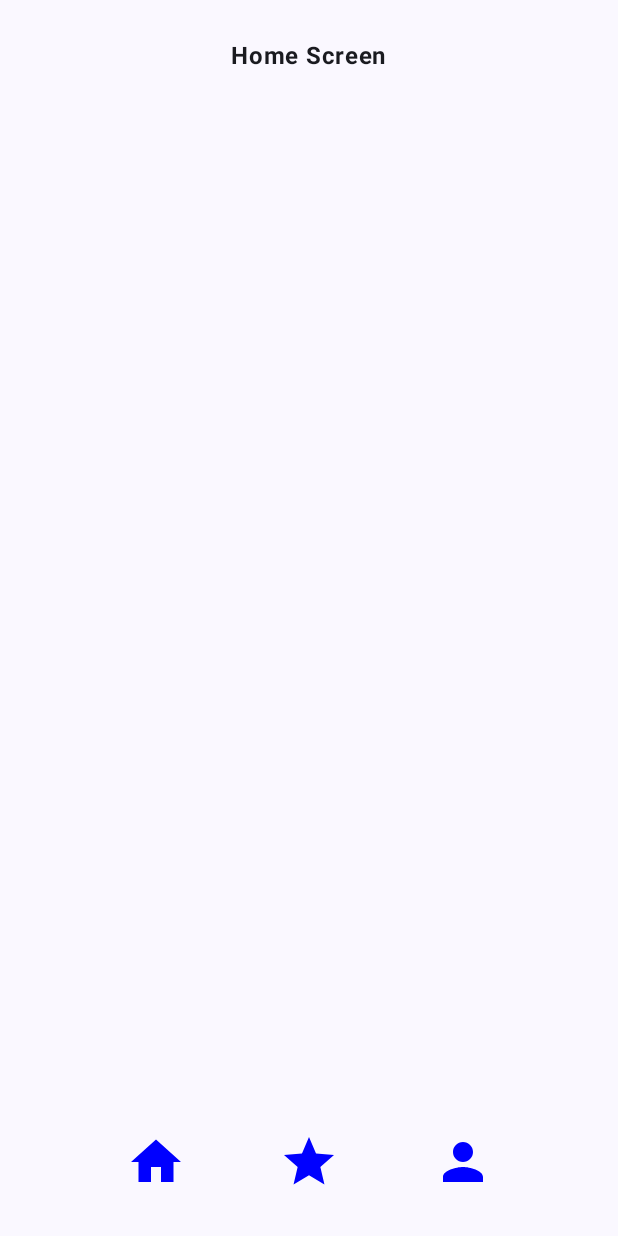
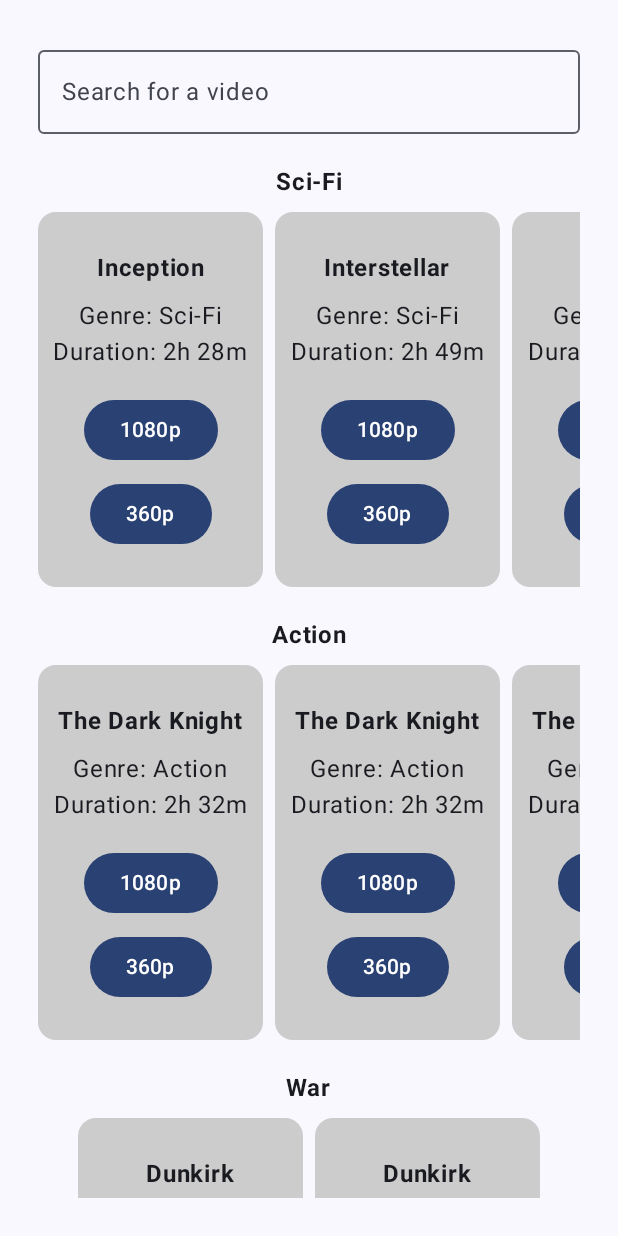
Before and after one commit to UtsavAch/Project-Netflix, an Android app built with Jetpack Compose: a screen of MainActivity opened through its navigation route, on a phone screen of 412 x 824 dp. Run offline under Robolectric (Android 15) with nearby library versions, the phone set to English and light mode, and no system bars.

Commit message:
Made video cards

```diff
--- a/app/src/main/java/com/example/movieapp/AppNavigations.kt
+++ b/app/src/main/java/com/example/movieapp/AppNavigations.kt
@@ -20,7 +20,6 @@ import com.example.movieapp.ui.HomeScreen
 import com.example.movieapp.ui.LoginScreen
 import com.example.movieapp.ui.ProfileScreen
 import com.example.movieapp.ui.SignupScreen
-import com.example.movieapp.ui.TrendingScreen
 
 @Composable
 fun AppNavigations() {
@@ -44,9 +43,6 @@ fun AppNavigations() {
             composable(Routes.home) {
                 HomeScreen(navController)
             }
-            composable(Routes.trending) {
-                TrendingScreen(navController)
-            }
             composable(Routes.profile) {
                 ProfileScreen(navController, modifier = Modifier, viewModel)
             }
--- a/app/src/main/java/com/example/movieapp/data/Routes.kt
+++ b/app/src/main/java/com/example/movieapp/data/Routes.kt
@@ -4,6 +4,5 @@ object Routes {
     var login = "login-screen"
     var signup = "signup-screen"
     var home = "home-screen"
-    var trending = "trending-screen"
     var profile = "profile-screen"
 }
--- a/app/src/main/java/com/example/movieapp/ui/BottomNavigationBar.kt
+++ b/app/src/main/java/com/example/movieapp/ui/BottomNavigationBar.kt
@@ -1,20 +1,26 @@
 package com.example.movieapp.ui
 
+import androidx.compose.foundation.background
+import androidx.compose.foundation.layout.Box
 import androidx.compose.foundation.layout.Row
 import androidx.compose.foundation.layout.fillMaxWidth
 import androidx.compose.foundation.layout.size
+import androidx.compose.foundation.layout.padding
 import androidx.compose.material.icons.Icons
 import androidx.compose.material.icons.filled.Home
 import androidx.compose.material.icons.filled.Person
-import androidx.compose.material.icons.filled.Star
 import androidx.compose.material3.Icon
 import androidx.compose.material3.IconButton
+import androidx.compose.material3.MaterialTheme
+import androidx.compose.material3.Surface
 import androidx.compose.runtime.Composable
+import androidx.compose.ui.Alignment
 import androidx.compose.ui.Modifier
+import androidx.compose.ui.draw.shadow
 import androidx.compose.ui.graphics.Color
-import androidx.compose.ui.unit.dp
 import androidx.compose.ui.graphics.vector.ImageVector
 import androidx.compose.ui.res.stringResource
+import androidx.compose.ui.unit.dp
 import androidx.navigation.NavController
 import com.example.movieapp.R
 
@@ -29,27 +35,39 @@ fun BottomIconButton(
             imageVector = icon,
             contentDescription = contentDescription,
             modifier = Modifier.size(40.dp),
-            tint = Color.Blue
         )
     }
 }
 
 @Composable
 fun BottomNavigationBar(navController: NavController, modifier: Modifier) {
+    Box(
+        modifier = modifier.fillMaxWidth() // Make the Box fill the width
+    ) {
+        // Add the bottom navigation bar and align it to the bottom
+        Surface(
+            modifier = Modifier
+                .fillMaxWidth() // Makes the bar take up the full width
+                .align(Alignment.BottomCenter) // Align it to the bottom of the screen
+                .background(Color.White.copy(alpha = 0.9f)), // Increased opacity
+        ) {
+            Box(
+                modifier = Modifier
+                    .fillMaxWidth()
+                    .padding(16.dp)
+                    .shadow(4.dp, shape = MaterialTheme.shapes.medium) // Shadow on the top
+                    .background(Color.White.copy(alpha = 0.9f))
+            ) {
                 Row(
-        modifier = modifier.fillMaxWidth(),
-        horizontalArrangement = androidx.compose.foundation.layout.Arrangement.SpaceEvenly
+                    modifier = Modifier
+                        .fillMaxWidth(),
+                    horizontalArrangement = androidx.compose.foundation.layout.Arrangement.SpaceEvenly,
+                    verticalAlignment = Alignment.CenterVertically
                 ) {
                     BottomIconButton(
                         icon = Icons.Filled.Home,
                         contentDescription = stringResource(R.string.home),
                         onClick = { navigateToHome(navController) }
-        )
-
-        BottomIconButton(
-            icon = Icons.Filled.Star,
-            contentDescription = stringResource(R.string.trending),
-            onClick = { navigateToTrending(navController) }
                     )
 
                     BottomIconButton(
@@ -59,3 +77,6 @@ fun BottomNavigationBar(navController: NavController, modifier: Modifier) {
                     )
                 }
             }
+        }
+    }
+}
--- a/app/src/main/java/com/example/movieapp/ui/HomeScreen.kt
+++ b/app/src/main/java/com/example/movieapp/ui/HomeScreen.kt
@@ -1,52 +1,163 @@
 package com.example.movieapp.ui
 
-import android.app.Activity
 import android.util.Log
 import androidx.activity.compose.BackHandler
+import androidx.compose.foundation.clickable
 import androidx.compose.foundation.layout.*
-import androidx.compose.material3.Text
-import androidx.compose.runtime.Composable
+import androidx.compose.foundation.horizontalScroll
+import androidx.compose.foundation.rememberScrollState
+import androidx.compose.foundation.verticalScroll
+import androidx.compose.material3.*
+import androidx.compose.runtime.*
 import androidx.compose.ui.Alignment
 import androidx.compose.ui.Modifier
-import androidx.compose.ui.platform.LocalContext
+import androidx.compose.ui.graphics.Color
 import androidx.compose.ui.res.stringResource
-import androidx.compose.ui.unit.dp
 import androidx.compose.ui.text.font.FontWeight
 import androidx.compose.ui.tooling.preview.Preview
+import androidx.compose.ui.unit.dp
 import androidx.navigation.NavController
 import androidx.navigation.compose.rememberNavController
 import com.example.movieapp.R
 import com.example.movieapp.ui.theme.AppTheme
+import com.example.movieapp.data.Video
 
 @Composable
 fun HomeScreen(navController: NavController) {
-    // inteceps ging back behaviour
+    // Intercepts going back behavior
     BackHandler {
-        // Suspends nav
         Log.d("HomeScreen", "Button going back HomeScreen.")
     }
+
+    var searchQuery by remember { mutableStateOf("") }
+
+    // Simulated video list
+    val allVideos = listOf(
+        Video(1, "Inception", "Sci-Fi", 148, "link1080p", "link360p"),
+        Video(2, "The Dark Knight", "Action", 152, "link1080p", "link360p"),
+        Video(3, "Interstellar", "Sci-Fi", 169, "link1080p", "link360p"),
+        Video(4, "Dunkirk", "War", 106, "link1080p", "link360p"),
+        Video(5, "Tenet", "Sci-Fi", 150, "link1080p", "link360p"),
+        Video(6, "Tenet", "Sci-Fi", 150, "link1080p", "link360p"),
+        Video(7, "Tenet", "Sci-Fi", 150, "link1080p", "link360p"),
+        Video(8, "The Dark Knight", "Action", 152, "link1080p", "link360p"),
+        Video(9, "The Dark Knight", "Action", 152, "link1080p", "link360p"),
+        Video(10, "The Dark Knight", "Action", 152, "link1080p", "link360p"),
+        Video(11, "Dunkirk", "War", 106, "link1080p", "link360p"),
+    )
+
+    // Filter videos based on the search query
+    val filteredVideos = allVideos.filter {
+        it.name.contains(searchQuery, ignoreCase = true)
+    }
+
+    // Group videos by genre
+    val videosByGenre = filteredVideos.groupBy { it.genre }
 
     Column(
         modifier = Modifier
             .fillMaxSize()
-            .padding(25.dp),
+            .padding(25.dp)
+            .verticalScroll(rememberScrollState()), // Added vertical scroll
         verticalArrangement = Arrangement.SpaceBetween,
         horizontalAlignment = Alignment.CenterHorizontally
-        ){
-        Text(
-            text = stringResource(R.string.home_screen),
-            fontWeight = FontWeight.Bold,
-            modifier = Modifier.padding(bottom = 16.dp)
+    ) {
+        // Search bar at the top
+        OutlinedTextField(
+            value = searchQuery,
+            onValueChange = { searchQuery = it },
+            label = { Text(text = "Search for a video") },
+            modifier = Modifier.fillMaxWidth(),
+            singleLine = true
         )
+
+        Spacer(modifier = Modifier.height(20.dp))
+
+        // Display videos by genre
+        videosByGenre.forEach { (genre, videos) ->
+            Text(
+                text = genre,
+                fontWeight = FontWeight.Bold,
+                style = MaterialTheme.typography.bodyLarge, // Updated text style
+                modifier = Modifier.padding(bottom = 8.dp)
+            )
+
+            // Horizontal scrollable row for videos of a specific genre
+            Row(
+                modifier = Modifier
+                    .horizontalScroll(rememberScrollState())
+                    .fillMaxWidth(),
+                horizontalArrangement = Arrangement.spacedBy(8.dp)
+            ) {
+                videos.forEach { video ->
+                    VideoCard(video = video, onClick = {
+                        // Navigate to detailed screen (simulated)
+                        Log.d("HomeScreen", "Navigating to details of: ${video.name}")
+                    })
+                }
+            }
+
+            Spacer(modifier = Modifier.height(20.dp)) // Add space between genre sections
+        }
 
         Spacer(modifier = Modifier.weight(1f))
         BottomNavigationBar(navController, modifier = Modifier)
     }
 }
 
+
+@Composable
+fun VideoCard(video: Video, onClick: () -> Unit) {
+    Card(
+        modifier = Modifier
+            .width(150.dp)
+            .height(250.dp)
+            .clickable { onClick() },
+        colors = CardDefaults.cardColors(containerColor = Color.LightGray)
+    ) {
+        Column(
+            modifier = Modifier
+                .fillMaxSize()
+                .padding(8.dp),
+            verticalArrangement = Arrangement.Center,
+            horizontalAlignment = Alignment.CenterHorizontally
+        ) {
+            Text(
+                text = video.name,
+                fontWeight = FontWeight.Bold,
+                modifier = Modifier.padding(bottom = 8.dp)
+            )
+            Text(text = "Genre: ${video.genre}")
+            Text(text = "Duration: ${video.duration / 60}h ${video.duration % 60}m")
+
+            Spacer(modifier = Modifier.height(16.dp))
+
+            // Change Row to Column to stack buttons vertically
+            Column(
+                horizontalAlignment = Alignment.CenterHorizontally,
+                verticalArrangement = Arrangement.spacedBy(8.dp) // Space between buttons
+            ) {
+                Button(onClick = {
+                    Log.d("VideoCard", "Watching video ${video.name} at 1080p: ${video.link1080p}")
+                    // Add logic to open the video in 1080p
+                }) {
+                    Text(text = "1080p")
+                }
+
+                Button(onClick = {
+                    Log.d("VideoCard", "Watching video ${video.name} at 360p: ${video.link360p}")
+                    // Add logic to open the video in 360p
+                }) {
+                    Text(text = "360p")
+                }
+            }
+        }
+    }
+}
+
 @Preview
 @Composable
-fun HomePreview(){
+fun HomePreview() {
     AppTheme {
         HomeScreen(rememberNavController())
     }
--- a/app/src/main/java/com/example/movieapp/ui/NavigationFunctions.kt
+++ b/app/src/main/java/com/example/movieapp/ui/NavigationFunctions.kt
@@ -19,11 +19,6 @@ fun navigateToHome(navController: NavController) {
     navController.navigate(Routes.home)
 }
 
-// Function to navigate to the Trending screen
-fun navigateToTrending(navController: NavController) {
-    navController.navigate(Routes.trending)
-}
-
 // Function to navigate to the Profile screen
 fun navigateToProfile(navController: NavController) {
     navController.navigate(Routes.profile)
--- a/app/src/main/java/com/example/movieapp/ui/TrendingScreen.kt
+++ /dev/null
@@ -1,40 +0,0 @@
-package com.example.movieapp.ui
-
-import androidx.compose.foundation.layout.*
-import androidx.compose.material3.Text
-import androidx.compose.runtime.Composable
-import androidx.compose.ui.Alignment
-import androidx.compose.ui.Modifier
-import androidx.compose.ui.unit.dp
-import androidx.compose.ui.text.font.FontWeight
-import androidx.compose.ui.tooling.preview.Preview
-import androidx.navigation.NavController
-import androidx.navigation.compose.rememberNavController
-import com.example.movieapp.ui.theme.AppTheme
-
-@Composable
-fun TrendingScreen(navController: NavController) {
-    Column(
-        modifier = Modifier
-            .fillMaxSize()
-            .padding(25.dp),
-        verticalArrangement = Arrangement.SpaceBetween,
-        horizontalAlignment = Alignment.CenterHorizontally
-        ) { Text(
-            text = "Trending Screen",
-            fontWeight = FontWeight.Bold,
-            modifier = Modifier.padding(bottom = 16.dp)
-        )
-
-        Spacer(modifier = Modifier.weight(1f))
-        BottomNavigationBar(navController, modifier = Modifier)
-    }
-}
-
-@Preview
-@Composable
-fun TrendingPreview(){
-    AppTheme {
-        TrendingScreen(rememberNavController())
-    }
-}
```
Lines whose indentation alone changed are shown as unchanged.
